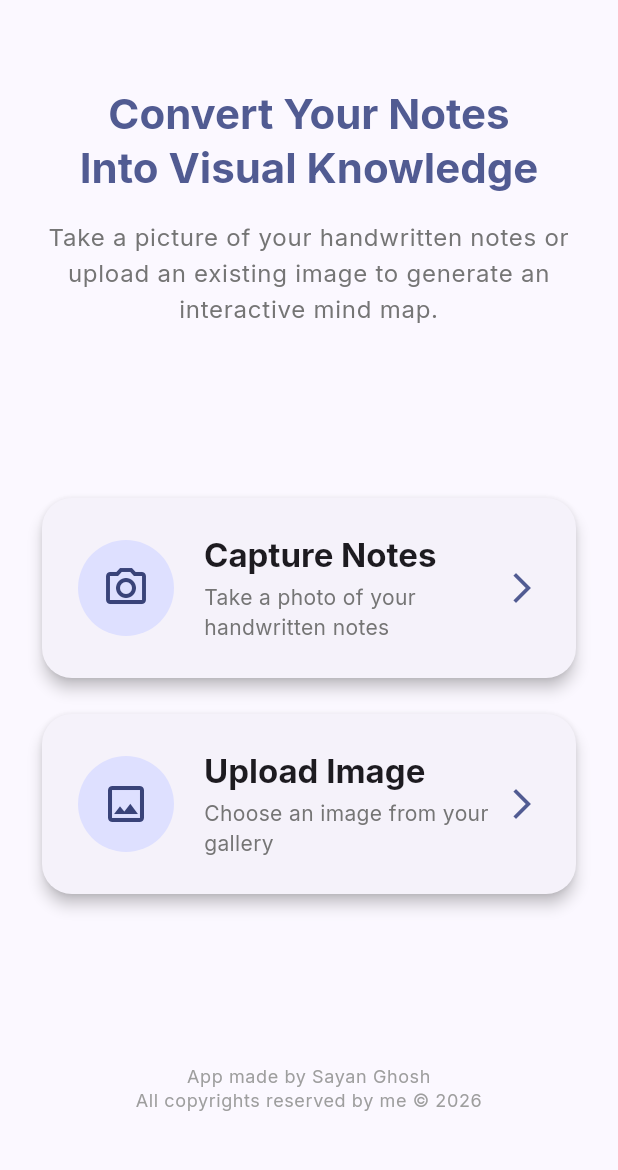
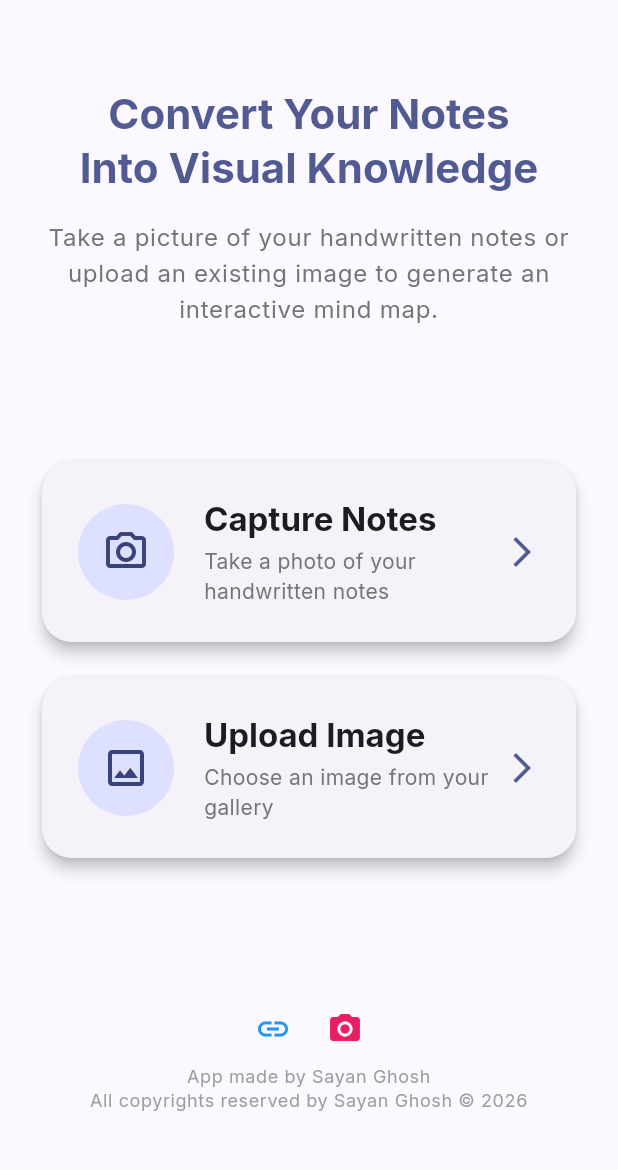
Before and after one commit to sayanghosh67/ai-mind-map, a Flutter app: the screen it shows after launch, on a phone screen of 412 x 824 dp, the part 63-1233 px from its top. Run offline on Flutter 3.47's test engine with Material 3 defaults, Android fonts, the phone set to English and light mode, and no system bars; our stand-ins replace flutter_riverpod, google_fonts, image_picker; missing offline and left inert: google_mlkit_text_recognition, graphview.

Commit message:
Add contact links and update copyright

```diff
--- a/lib/presentation/screens/home_screen.dart
+++ b/lib/presentation/screens/home_screen.dart
@@ -3,6 +3,7 @@ import 'package:flutter_riverpod/flutter_riverpod.dart';
 import 'package:image_picker/image_picker.dart';
 import '../../domain/providers/app_providers.dart';
 import 'processing_screen.dart';
+import 'package:url_launcher/url_launcher.dart';
 
 class HomeScreen extends ConsumerWidget {
   const HomeScreen({super.key});
@@ -72,10 +73,35 @@ class HomeScreen extends ConsumerWidget {
                 onTap: () => _pickImage(context, ref, ImageSource.gallery),
               ),
               const Spacer(),
+              Row(
+                mainAxisAlignment: MainAxisAlignment.center,
+                children: [
+                  IconButton(
+                    icon: const Icon(Icons.link, color: Colors.blue),
+                    onPressed: () async {
+                      final url = Uri.parse('https://www.linkedin.com/in/sayan-ghosh97/');
+                      if (!await launchUrl(url)) {
+                        debugPrint('Could not launch \$url');
+                      }
+                    },
+                    tooltip: 'LinkedIn',
+                  ),
+                  IconButton(
+                    icon: const Icon(Icons.camera_alt, color: Colors.pink),
+                    onPressed: () async {
+                      final url = Uri.parse('https://www.instagram.com/sayan_ghosh97/');
+                      if (!await launchUrl(url)) {
+                        debugPrint('Could not launch \$url');
+                      }
+                    },
+                    tooltip: 'Instagram',
+                  ),
+                ],
+              ),
               Padding(
                 padding: const EdgeInsets.only(bottom: 16.0),
                 child: Text(
-                  'App made by Sayan Ghosh\nAll copyrights reserved by me © 2026',
+                  'App made by Sayan Ghosh\nAll copyrights reserved by Sayan Ghosh © 2026',
                   textAlign: TextAlign.center,
                   style: Theme.of(context).textTheme.bodySmall?.copyWith(
                     color: Colors.grey,
--- a/pubspec.yaml
+++ b/pubspec.yaml
@@ -18,6 +18,7 @@ dependencies:
   http: ^1.2.1
   path_provider: ^2.1.3
   google_fonts: ^6.2.1
+  url_launcher: ^6.3.2
 
 dev_dependencies:
   flutter_test:
```
Also changed, not shown: pubspec.lock.
